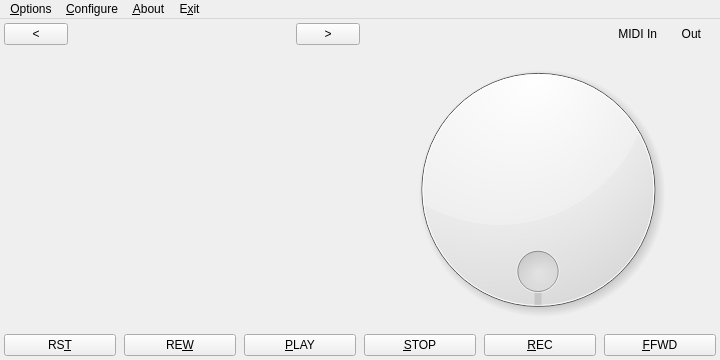
Old version of the form src/qmidictlMainForm.ui in the repository rncbc/qmidictl.
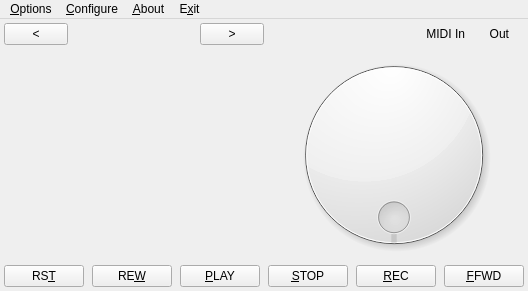
New version of the form. Icons and pictures are not drawn. Custom widgets are drawn as their Qt base class.

Commit message: - Shrinked main window initial size to the minimum (desktop).

```diff
--- a/src/qmidictlMainForm.ui
+++ b/src/qmidictlMainForm.ui
@@ -26,8 +26,8 @@
    <rect>
     <x>0</x>
     <y>0</y>
-    <width>720</width>
-    <height>360</height>
+    <width>480</width>
+    <height>240</height>
    </rect>
   </property>
   <property name="windowTitle">
```
